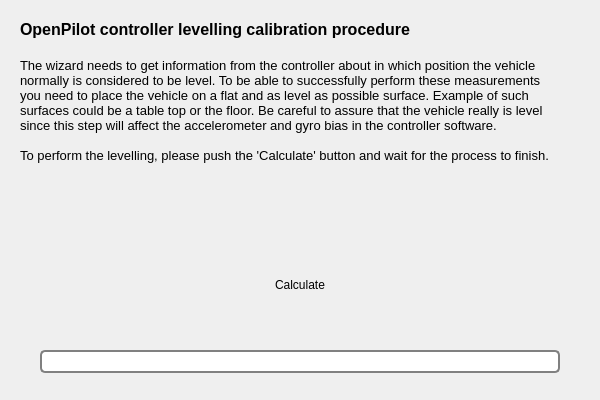
openpilot/OpenPilot, file ground/openpilotgcs/src/plugins/setupwizard/pages/levellingpage.ui: the form before one commit.
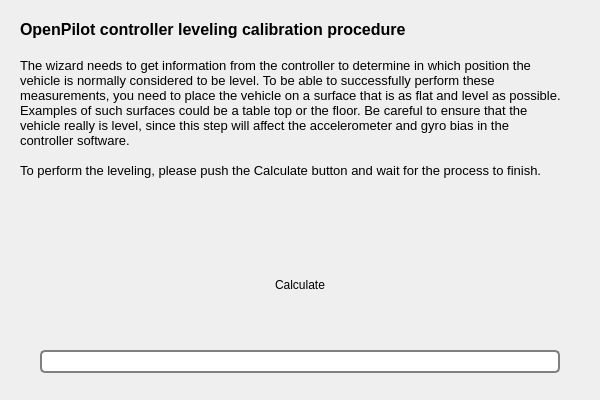
The form after the commit. Icons and pictures are not drawn.

```diff
--- a/ground/openpilotgcs/src/plugins/setupwizard/pages/levellingpage.ui
+++ b/ground/openpilotgcs/src/plugins/setupwizard/pages/levellingpage.ui
@@ -26,12 +26,12 @@
     <string>&lt;!DOCTYPE HTML PUBLIC &quot;-//W3C//DTD HTML 4.0//EN&quot; &quot;http://www.w3.org/TR/REC-html40/strict.dtd&quot;&gt;
 &lt;html&gt;&lt;head&gt;&lt;meta name=&quot;qrichtext&quot; content=&quot;1&quot; /&gt;&lt;style type=&quot;text/css&quot;&gt;
 p, li { white-space: pre-wrap; }
-&lt;/style&gt;&lt;/head&gt;&lt;body style=&quot; font-family:'MS Shell Dlg 2'; font-size:8.25pt; font-weight:400; font-style:normal;&quot;&gt;
-&lt;p style=&quot; margin-top:0px; margin-bottom:0px; margin-left:0px; margin-right:0px; -qt-block-indent:0; text-indent:0px;&quot;&gt;&lt;span style=&quot; font-size:12pt; font-weight:600;&quot;&gt;OpenPilot controller levelling calibration procedure&lt;/span&gt;&lt;/p&gt;
-&lt;p style=&quot;-qt-paragraph-type:empty; margin-top:0px; margin-bottom:0px; margin-left:0px; margin-right:0px; -qt-block-indent:0; text-indent:0px; font-size:12pt; font-weight:600;&quot;&gt;&lt;/p&gt;
-&lt;p style=&quot; margin-top:0px; margin-bottom:0px; margin-left:0px; margin-right:0px; -qt-block-indent:0; text-indent:0px;&quot;&gt;&lt;span style=&quot; font-size:10pt;&quot;&gt;The wizard needs to get information from the controller about in which position the vehicle normally is considered to be level. To be able to successfully perform these measurements you need to place the vehicle on a flat and as level as possible surface. Example of such surfaces could be a table top or the floor. Be careful to assure that the vehicle really is level since this step will affect the accelerometer and gyro bias in the controller software.&lt;/span&gt;&lt;/p&gt;
-&lt;p style=&quot;-qt-paragraph-type:empty; margin-top:0px; margin-bottom:0px; margin-left:0px; margin-right:0px; -qt-block-indent:0; text-indent:0px; font-size:10pt;&quot;&gt;&lt;/p&gt;
-&lt;p style=&quot; margin-top:0px; margin-bottom:0px; margin-left:0px; margin-right:0px; -qt-block-indent:0; text-indent:0px;&quot;&gt;&lt;span style=&quot; font-size:10pt;&quot;&gt;To perform the levelling, please push the 'Calculate' button and wait for the process to finish.&lt;/span&gt;&lt;/p&gt;&lt;/body&gt;&lt;/html&gt;</string>
+&lt;/style&gt;&lt;/head&gt;&lt;body style=&quot; font-family:'Lucida Grande'; font-size:13pt; font-weight:400; font-style:normal;&quot;&gt;
+&lt;p style=&quot; margin-top:0px; margin-bottom:0px; margin-left:0px; margin-right:0px; -qt-block-indent:0; text-indent:0px;&quot;&gt;&lt;span style=&quot; font-family:'MS Shell Dlg 2'; font-size:12pt; font-weight:600;&quot;&gt;OpenPilot controller leveling calibration procedure&lt;/span&gt;&lt;/p&gt;
+&lt;p style=&quot;-qt-paragraph-type:empty; margin-top:0px; margin-bottom:0px; margin-left:0px; margin-right:0px; -qt-block-indent:0; text-indent:0px; font-family:'MS Shell Dlg 2'; font-size:12pt; font-weight:600;&quot;&gt;&lt;/p&gt;
+&lt;p style=&quot; margin-top:0px; margin-bottom:0px; margin-left:0px; margin-right:0px; -qt-block-indent:0; text-indent:0px;&quot;&gt;&lt;span style=&quot; font-family:'MS Shell Dlg 2'; font-size:10pt;&quot;&gt;The wizard needs to get information from the controller to determine in which position the vehicle is normally considered to be level. To be able to successfully perform these measurements, you need to place the vehicle on a surface that is as flat and level as possible. Examples of such surfaces could be a table top or the floor. Be careful to ensure that the vehicle really is level, since this step will affect the accelerometer and gyro bias in the controller software.&lt;/span&gt;&lt;/p&gt;
+&lt;p style=&quot;-qt-paragraph-type:empty; margin-top:0px; margin-bottom:0px; margin-left:0px; margin-right:0px; -qt-block-indent:0; text-indent:0px; font-family:'MS Shell Dlg 2'; font-size:10pt;&quot;&gt;&lt;/p&gt;
+&lt;p style=&quot; margin-top:0px; margin-bottom:0px; margin-left:0px; margin-right:0px; -qt-block-indent:0; text-indent:0px;&quot;&gt;&lt;span style=&quot; font-family:'MS Shell Dlg 2'; font-size:10pt;&quot;&gt;To perform the leveling, please push the Calculate button and wait for the process to finish. &lt;/span&gt;&lt;/p&gt;&lt;/body&gt;&lt;/html&gt;</string>
    </property>
    <property name="alignment">
     <set>Qt::AlignLeading|Qt::AlignLeft|Qt::AlignTop</set>
```
